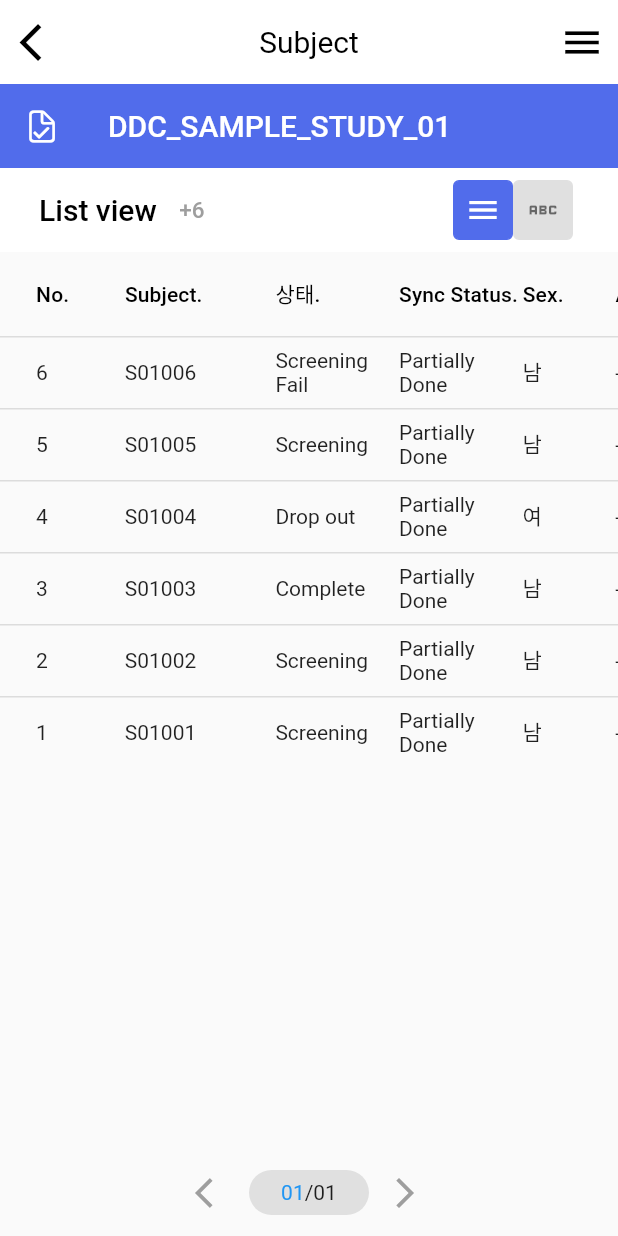
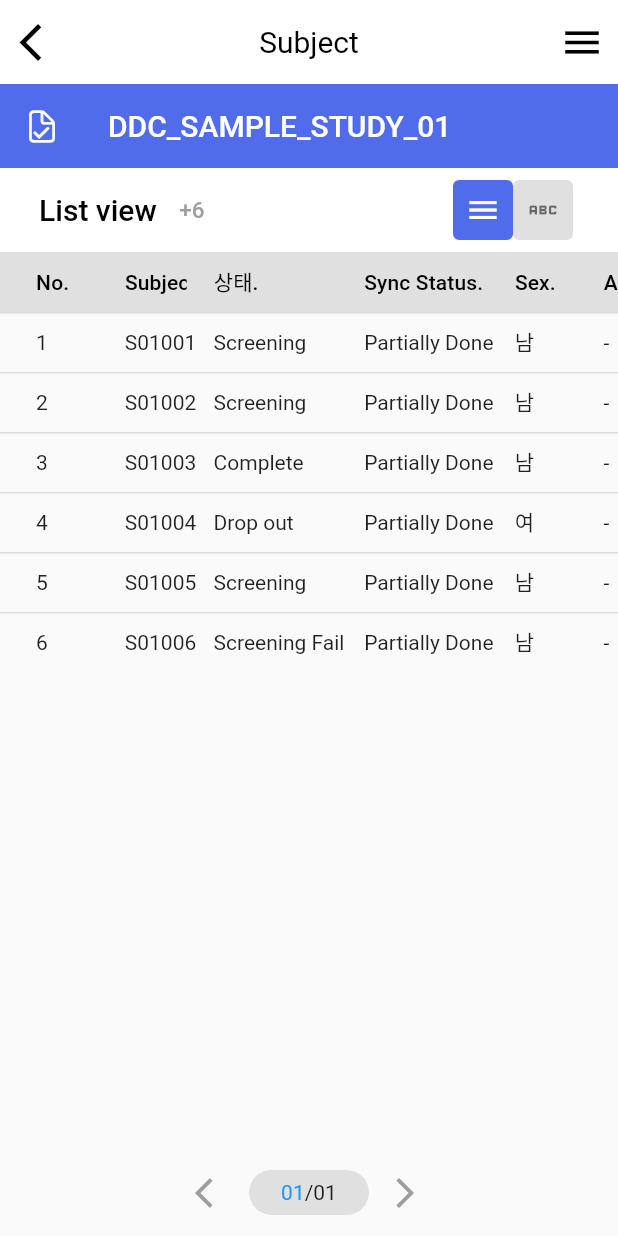
Before and after one commit to treestae/crscube, a Flutter app: the screen it shows after launch, after a tap on "No.", on a phone screen of 412 x 824 dp. Run offline on Flutter 3.47's test engine with Material 2 defaults, Android fonts, the phone set to English and light mode, and no system bars.

Commit message:
* project name - delete widgets file

```diff
--- a/lib/custom_radio_tile.dart
+++ b/lib/custom_radio_tile.dart
@@ -1,5 +1,5 @@
 import 'package:flutter/material.dart';
-import 'package:q4/subject_data.dart';
+import 'subject_data.dart';
 
 class CustomRadioTile<T> extends StatelessWidget {
   final T value;
--- a/lib/main.dart
+++ b/lib/main.dart
@@ -90,41 +90,58 @@ class _BodyState extends State<Body> {
           ),
           DataTable(
             columnSpacing: 0,
+            headingRowHeight: 40,
+            dataRowHeight: 40,
+            headingRowColor: MaterialStateProperty.resolveWith<Color?>((states) => Colors.grey[300]),
             columns: [
               DataColumn(
                 label: SizedBox(width: width * 0.1, child: const Text("No.")),
                 onSort: (columnIndex, ascending) {
-                  if (_tableSortIndex != columnIndex) {
-                    _tableSortIndex = 0;
-                    _isAscending = false;
-                  } else {
-                    _isAscending = !_isAscending;
-                  }
-
+                  _changeTableIndex(0);
                   samples = _isAscending ? SubjectData.sortByNo(samples) : SubjectData.sortByNo(samples).reversed.toList();
                   setState(() {});
-
-                  print(samples[0].no);
                 },
               ),
               DataColumn(
-                label: SizedBox(width: width * 0.2, child: const Text("Subject.")),
+                label: SizedBox(width: width * 0.1, child: const Text("Subject.")),
                 onSort: (columnIndex, ascending) {
-                  if (_tableSortIndex != columnIndex) {
-                    _tableSortIndex = 1;
-                    _isAscending = false;
-                  } else {
-                    _isAscending = !_isAscending;
-                  }
-
+                  _changeTableIndex(1);
                   samples = _isAscending ? SubjectData.sortBySubject(samples) : SubjectData.sortBySubject(samples).reversed.toList();
                   setState(() {});
                 },
               ),
-              DataColumn(label: SizedBox(width: width * 0.2, child: const Text("상태."))),
-              DataColumn(label: SizedBox(width: width * 0.2, child: const Text("Sync Status."))),
-              DataColumn(label: SizedBox(width: width * 0.15, child: const Text("Sex."))),
-              DataColumn(label: SizedBox(width: width * 0.15, child: const Text("Age."))),
+              DataColumn(
+                label: SizedBox(width: width * 0.2, child: const Text("상태.")),
+                onSort: (columnIndex, ascending) {
+                  _changeTableIndex(2);
+                  samples = _isAscending ? SubjectData.sortByStatus(samples) : SubjectData.sortByStatus(samples).reversed.toList();
+                  setState(() {});
+                },
+              ),
+              DataColumn(
+                label: SizedBox(width: width * 0.2, child: const Text("Sync Status.")),
+                onSort: (columnIndex, ascending) {
+                  _changeTableIndex(3);
+                  samples = _isAscending ? SubjectData.sortBySyncStatus(samples) : SubjectData.sortBySyncStatus(samples).reversed.toList();
+                  setState(() {});
+                },
+              ),
+              DataColumn(
+                label: SizedBox(width: width * 0.1, child: const Text("Sex.")),
+                onSort: (columnIndex, ascending) {
+                  _changeTableIndex(4);
+                  samples = _isAscending ? SubjectData.sortBySex(samples) : SubjectData.sortBySex(samples).reversed.toList();
+                  setState(() {});
+                },
+              ),
+              DataColumn(
+                label: SizedBox(width: width * 0.1, child: const Text("Age.")),
+                onSort: (columnIndex, ascending) {
+                  _changeTableIndex(5);
+                  samples = _isAscending ? SubjectData.sortByAge(samples) : SubjectData.sortByAge(samples).reversed.toList();
+                  setState(() {});
+                },
+              ),
             ],
             rows: samples.map((s) => s.toDataRow()).toList(),
           ),
@@ -138,6 +155,15 @@ class _BodyState extends State<Body> {
         ],
       ),
     );
+  }
+
+  void _changeTableIndex(int index) {
+    if (_tableSortIndex != index) {
+      _tableSortIndex = index;
+      _isAscending = true;
+    } else {
+      _isAscending = !_isAscending;
+    }
   }
 }
 
@@ -171,5 +197,3 @@ class Pagenation extends StatelessWidget {
     );
   }
 }
-
-const kTextPage = TextStyle(fontSize: 14);
--- a/lib/subject_data.dart
+++ b/lib/subject_data.dart
@@ -54,3 +54,4 @@
 ];
 
 const kThemeColor = Color(0xff516ceb);
+const kTextPage = TextStyle(fontSize: 14);
--- a/pubspec.yaml
+++ b/pubspec.yaml
@@ -1,5 +1,5 @@
-name: q4
-description: A new Flutter project.
+name: quiz4
+description: CRScube quiz 4
 
 # The following line prevents the package from being accidentally published to
 # pub.dev using `flutter pub publish`. This is preferred for private packages.
```
Also changed, not shown: 2 other files.
